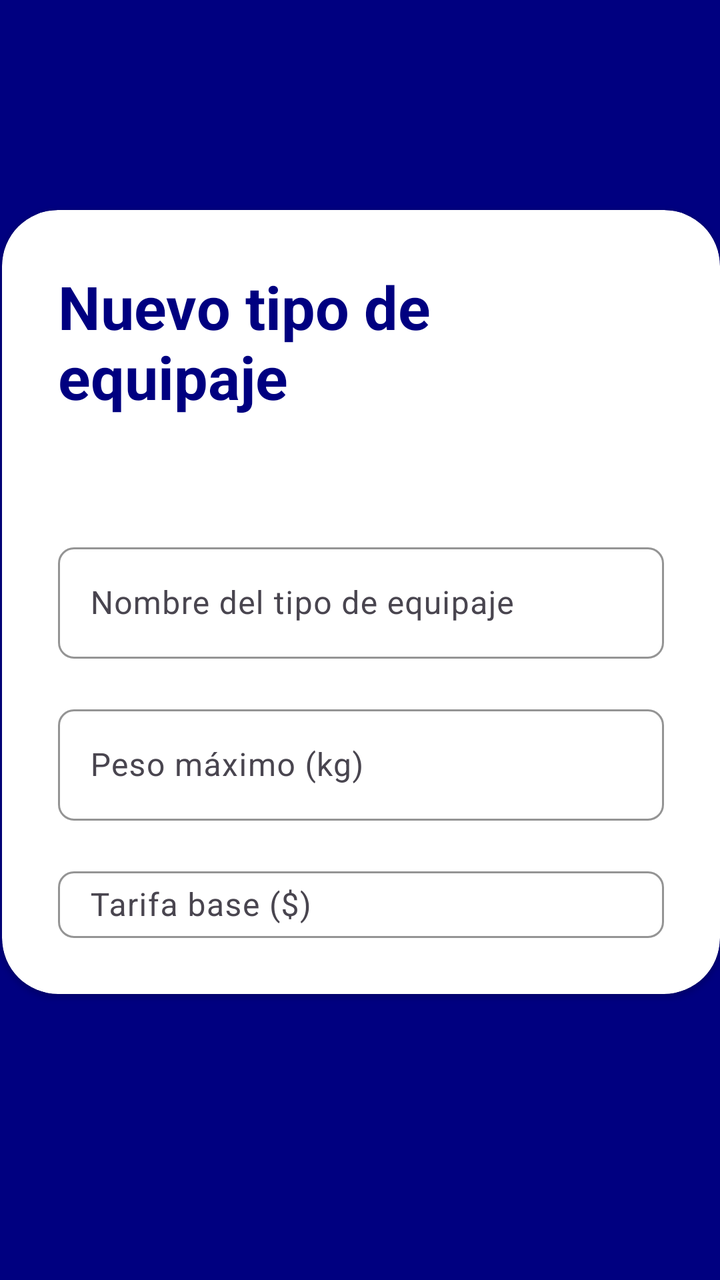
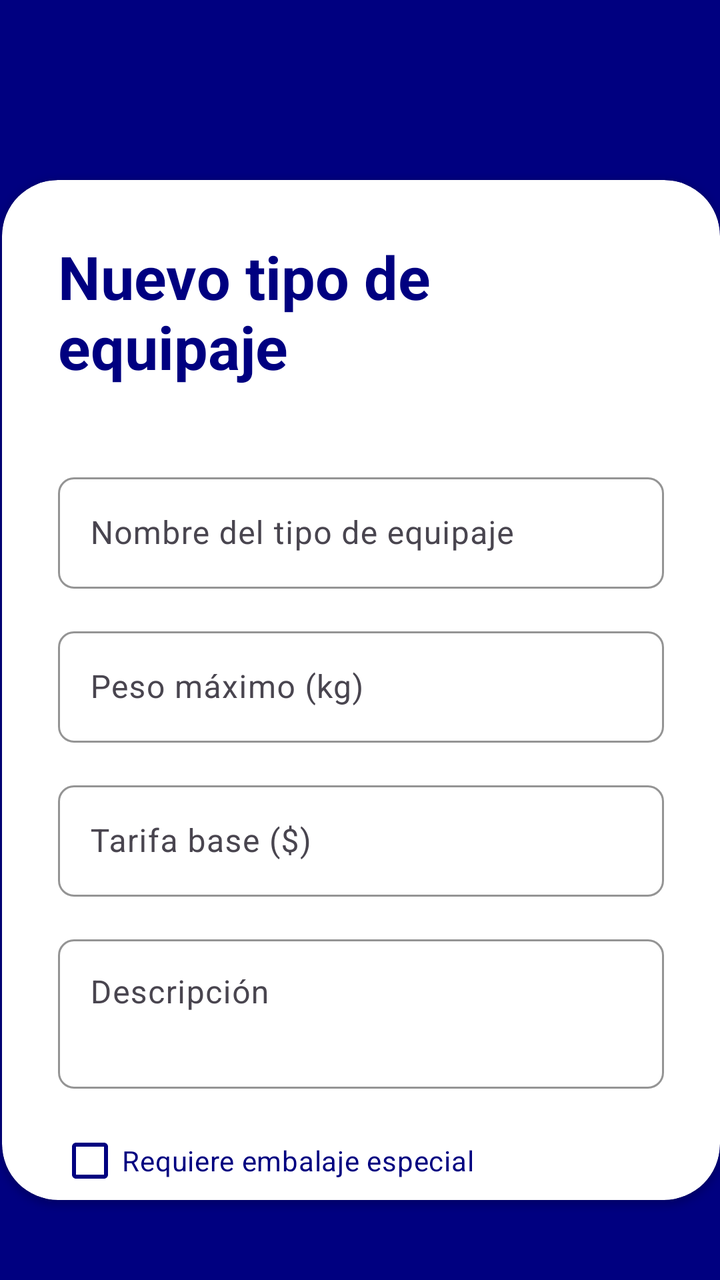

The first picture is an Android layout as it rendered before a commit; the second is the same layout after the commit. The layout source and the unified diff follow.
<!-- AndroidManifest.xml: application theme Theme.GestionEquipaje -->
<!-- res/layout/activity_agregar_equipaje.xml -->
<?xml version="1.0" encoding="utf-8"?>
<androidx.constraintlayout.widget.ConstraintLayout xmlns:android="http://schemas.android.com/apk/res/android"
    xmlns:app="http://schemas.android.com/apk/res-auto"
    xmlns:tools="http://schemas.android.com/tools"
    android:id="@+id/main"
    android:layout_width="match_parent"
    android:layout_height="match_parent"
    tools:context=".Equipaje.AgregarEquipaje">

    <RelativeLayout
        android:layout_width="match_parent"
        android:layout_height="match_parent"
        android:background="@color/color_primario"
        app:layout_constraintBottom_toBottomOf="parent"
        app:layout_constraintEnd_toEndOf="parent"
        app:layout_constraintStart_toStartOf="parent"
        app:layout_constraintTop_toTopOf="parent">

        <androidx.cardview.widget.CardView
            android:layout_width="match_parent"
            android:layout_height="483dp"
            android:layout_alignParentStart="true"
            android:layout_alignParentTop="true"
            android:layout_alignParentBottom="true"
            android:layout_marginStart="1dp"
            android:layout_marginTop="105dp"
            android:layout_marginBottom="143dp"
            android:backgroundTint="@color/white"
            app:cardCornerRadius="28dp">

            <LinearLayout
                android:layout_width="match_parent"
                android:layout_height="wrap_content"
                android:orientation="vertical"
                android:padding="28dp">

                <TextView
                    android:id="@+id/txtTituloLogIn"
                    android:layout_width="wrap_content"
                    android:layout_height="wrap_content"
                    android:text="Nuevo tipo de equipaje"
                    android:textColor="@color/color_primario"
                    android:textSize="30sp"
                    android:textStyle="bold" />

                <View
                    android:id="@+id/view1"
                    android:layout_width="wrap_content"
                    android:layout_height="60dp" />

                <com.google.android.material.textfield.TextInputLayout
                    android:layout_width="match_parent"
                    android:layout_height="wrap_content"
                    android:hint="Nombre del tipo de equipaje"
                    app:boxBackgroundMode="outline"
                    app:boxCornerRadiusBottomEnd="8dp"
                    app:boxCornerRadiusBottomStart="8dp"
                    app:boxCornerRadiusTopEnd="8dp"
                    app:boxCornerRadiusTopStart="8dp"
                    app:boxStrokeColor="@color/color_primario"
                    app:hintTextColor="@color/color_primario">

                    <com.google.android.material.textfield.TextInputEditText
                        android:id="@+id/edNombreEquipaje"
                        android:layout_width="match_parent"
                        android:layout_height="wrap_content" />
                </com.google.android.material.textfield.TextInputLayout>

                <View
                    android:id="@+id/view2"
                    android:layout_width="wrap_content"
                    android:layout_height="20dp" />

                <com.google.android.material.textfield.TextInputLayout
                    android:layout_width="match_parent"
                    android:layout_height="wrap_content"
                    android:hint="Peso máximo (kg)"
                    app:boxBackgroundMode="outline"
                    app:boxCornerRadiusBottomEnd="8dp"
                    app:boxCornerRadiusBottomStart="8dp"
                    app:boxCornerRadiusTopEnd="8dp"
                    app:boxCornerRadiusTopStart="8dp"
                    app:boxStrokeColor="@color/color_primario"
                    app:hintTextColor="@color/color_primario">

                    <com.google.android.material.textfield.TextInputEditText
                        android:id="@+id/edPesoEquipaje"
                        android:layout_width="match_parent"
                        android:layout_height="wrap_content"
                        android:inputType="numberDecimal" />
                </com.google.android.material.textfield.TextInputLayout>

                <View
                    android:id="@+id/view3"
                    android:layout_width="wrap_content"
                    android:layout_height="20dp" />

                <com.google.android.material.textfield.TextInputLayout
                    android:layout_width="match_parent"
                    android:layout_height="wrap_content"
                    android:hint="Tarifa base ($)"
                    app:boxBackgroundMode="outline"
                    app:boxCornerRadiusBottomEnd="8dp"
                    app:boxCornerRadiusBottomStart="8dp"
                    app:boxCornerRadiusTopEnd="8dp"
                    app:boxCornerRadiusTopStart="8dp"
                    app:boxStrokeColor="@color/color_primario"
                    app:hintTextColor="@color/color_primario">

                    <com.google.android.material.textfield.TextInputEditText
                        android:id="@+id/edTarifaEquipaje"
                        android:layout_width="match_parent"
                        android:layout_height="wrap_content"
                        android:inputType="numberDecimal" />
                </com.google.android.material.textfield.TextInputLayout>

                <View
                    android:id="@+id/view4"
                    android:layout_width="wrap_content"
                    android:layout_height="35dp" />

                <LinearLayout
                    android:layout_width="match_parent"
                    android:layout_height="wrap_content"
                    android:gravity="center"
                    android:orientation="horizontal"
                    android:padding="10dp">

                    <Button
                        android:id="@+id/btnVolverMenuEquipaje"
                        android:layout_width="140dp"
                        android:layout_height="50dp"
                        android:layout_margin="12dp"
                        android:backgroundTint="@color/color_primario"
                        android:text="Volver" />

                    <Button
                        android:id="@+id/btnGuardarEquipaje"
                        android:layout_width="140dp"
                        android:layout_height="50dp"
                        android:layout_margin="12dp"
                        android:backgroundTint="#FF6D00"
                        android:text="Guardar" />
                </LinearLayout>

            </LinearLayout>

        </androidx.cardview.widget.CardView>


    </RelativeLayout>
</androidx.constraintlayout.widget.ConstraintLayout>
<!-- resources referenced by this layout -->
<resources>
  <color name="color_primario">#000080</color>
  <color name="white">#FFFFFFFF</color>
  <style name="Theme.GestionEquipaje" parent="Base.Theme.GestionEquipaje" />
  <style name="Base.Theme.GestionEquipaje" parent="Theme.Material3.DayNight.NoActionBar">
          
          <item name="colorPrimary">@color/color_primario</item>
          <item name="colorSecondary">@color/color_secundario</item>
      </style>
  <color name="color_secundario">#F88B3A</color>
</resources>

<!-- the commit's change to res/layout/activity_agregar_equipaje.xml (unified diff, before → after) -->
@@ -18,135 +18,180 @@
 
         <androidx.cardview.widget.CardView
             android:layout_width="match_parent"
-            android:layout_height="483dp"
+            android:layout_height="wrap_content"
             android:layout_alignParentStart="true"
             android:layout_alignParentTop="true"
-            android:layout_alignParentBottom="true"
             android:layout_marginStart="1dp"
-            android:layout_marginTop="105dp"
-            android:layout_marginBottom="143dp"
+            android:layout_marginTop="90dp"
+            android:layout_marginBottom="40dp"
             android:backgroundTint="@color/white"
             app:cardCornerRadius="28dp">
 
-            <LinearLayout
+            <androidx.core.widget.NestedScrollView
                 android:layout_width="match_parent"
                 android:layout_height="wrap_content"
-                android:orientation="vertical"
-                android:padding="28dp">
-
-                <TextView
-                    android:id="@+id/txtTituloLogIn"
-                    android:layout_width="wrap_content"
-                    android:layout_height="wrap_content"
-                    android:text="Nuevo tipo de equipaje"
-                    android:textColor="@color/color_primario"
-                    android:textSize="30sp"
-                    android:textStyle="bold" />
-
-                <View
-                    android:id="@+id/view1"
-                    android:layout_width="wrap_content"
-                    android:layout_height="60dp" />
-
-                <com.google.android.material.textfield.TextInputLayout
-                    android:layout_width="match_parent"
-                    android:layout_height="wrap_content"
-                    android:hint="Nombre del tipo de equipaje"
-                    app:boxBackgroundMode="outline"
-                    app:boxCornerRadiusBottomEnd="8dp"
-                    app:boxCornerRadiusBottomStart="8dp"
-                    app:boxCornerRadiusTopEnd="8dp"
-                    app:boxCornerRadiusTopStart="8dp"
-                    app:boxStrokeColor="@color/color_primario"
-                    app:hintTextColor="@color/color_primario">
-
-                    <com.google.android.material.textfield.TextInputEditText
-                        android:id="@+id/edNombreEquipaje"
-                        android:layout_width="match_parent"
-                        android:layout_height="wrap_content" />
-                </com.google.android.material.textfield.TextInputLayout>
-
-                <View
-                    android:id="@+id/view2"
-                    android:layout_width="wrap_content"
-                    android:layout_height="20dp" />
-
-                <com.google.android.material.textfield.TextInputLayout
-                    android:layout_width="match_parent"
-                    android:layout_height="wrap_content"
-                    android:hint="Peso máximo (kg)"
-                    app:boxBackgroundMode="outline"
-                    app:boxCornerRadiusBottomEnd="8dp"
-                    app:boxCornerRadiusBottomStart="8dp"
-                    app:boxCornerRadiusTopEnd="8dp"
-                    app:boxCornerRadiusTopStart="8dp"
-                    app:boxStrokeColor="@color/color_primario"
-                    app:hintTextColor="@color/color_primario">
-
-                    <com.google.android.material.textfield.TextInputEditText
-                        android:id="@+id/edPesoEquipaje"
-                        android:layout_width="match_parent"
-                        android:layout_height="wrap_content"
-                        android:inputType="numberDecimal" />
-                </com.google.android.material.textfield.TextInputLayout>
-
-                <View
-                    android:id="@+id/view3"
-                    android:layout_width="wrap_content"
-                    android:layout_height="20dp" />
-
-                <com.google.android.material.textfield.TextInputLayout
-                    android:layout_width="match_parent"
-                    android:layout_height="wrap_content"
-                    android:hint="Tarifa base ($)"
-                    app:boxBackgroundMode="outline"
-                    app:boxCornerRadiusBottomEnd="8dp"
-                    app:boxCornerRadiusBottomStart="8dp"
-                    app:boxCornerRadiusTopEnd="8dp"
-                    app:boxCornerRadiusTopStart="8dp"
-                    app:boxStrokeColor="@color/color_primario"
-                    app:hintTextColor="@color/color_primario">
-
-                    <com.google.android.material.textfield.TextInputEditText
-                        android:id="@+id/edTarifaEquipaje"
-                        android:layout_width="match_parent"
-                        android:layout_height="wrap_content"
-                        android:inputType="numberDecimal" />
-                </com.google.android.material.textfield.TextInputLayout>
-
-                <View
-                    android:id="@+id/view4"
-                    android:layout_width="wrap_content"
-                    android:layout_height="35dp" />
+                android:maxHeight="600dp">
 
                 <LinearLayout
                     android:layout_width="match_parent"
                     android:layout_height="wrap_content"
-                    android:gravity="center"
-                    android:orientation="horizontal"
-                    android:padding="10dp">
+                    android:orientation="vertical"
+                    android:padding="28dp">
 
-                    <Button
-                        android:id="@+id/btnVolverMenuEquipaje"
-                        android:layout_width="140dp"
-                        android:layout_height="50dp"
-                        android:layout_margin="12dp"
-                        android:backgroundTint="@color/color_primario"
-                        android:text="Volver" />
+                    <TextView
+                        android:id="@+id/txtTituloLogIn"
+                        android:layout_width="wrap_content"
+                        android:layout_height="wrap_content"
+                        android:text="Nuevo tipo de equipaje"
+                        android:textColor="@color/color_primario"
+                        android:textSize="30sp"
+                        android:textStyle="bold" />
 
-                    <Button
-                        android:id="@+id/btnGuardarEquipaje"
-                        android:layout_width="140dp"
-                        android:layout_height="50dp"
-                        android:layout_margin="12dp"
-                        android:backgroundTint="#FF6D00"
-                        android:text="Guardar" />
+                    <View
+                        android:id="@+id/view1"
+                        android:layout_width="wrap_content"
+                        android:layout_height="40dp" />
+
+                    <com.google.android.material.textfield.TextInputLayout
+                        android:layout_width="match_parent"
+                        android:layout_height="wrap_content"
+                        android:hint="Nombre del tipo de equipaje"
+                        app:boxBackgroundMode="outline"
+                        app:boxCornerRadiusBottomEnd="8dp"
+                        app:boxCornerRadiusBottomStart="8dp"
+                        app:boxCornerRadiusTopEnd="8dp"
+                        app:boxCornerRadiusTopStart="8dp"
+                        app:boxStrokeColor="@color/color_primario"
+                        app:hintTextColor="@color/color_primario">
+
+                        <com.google.android.material.textfield.TextInputEditText
+                            android:id="@+id/edNombreEquipaje"
+                            android:layout_width="match_parent"
+                            android:layout_height="wrap_content" />
+                    </com.google.android.material.textfield.TextInputLayout>
+
+                    <View
+                        android:id="@+id/view2"
+                        android:layout_width="wrap_content"
+                        android:layout_height="16dp" />
+
+                    <com.google.android.material.textfield.TextInputLayout
+                        android:layout_width="match_parent"
+                        android:layout_height="wrap_content"
+                        android:hint="Peso máximo (kg)"
+                        app:boxBackgroundMode="outline"
+                        app:boxCornerRadiusBottomEnd="8dp"
+                        app:boxCornerRadiusBottomStart="8dp"
+                        app:boxCornerRadiusTopEnd="8dp"
+                        app:boxCornerRadiusTopStart="8dp"
+                        app:boxStrokeColor="@color/color_primario"
+                        app:hintTextColor="@color/color_primario">
+
+                        <com.google.android.material.textfield.TextInputEditText
+                            android:id="@+id/edPesoEquipaje"
+                            android:layout_width="match_parent"
+                            android:layout_height="wrap_content"
+                            android:inputType="numberDecimal" />
+                    </com.google.android.material.textfield.TextInputLayout>
+
+                    <View
+                        android:id="@+id/view3"
+                        android:layout_width="wrap_content"
+                        android:layout_height="16dp" />
+
+                    <com.google.android.material.textfield.TextInputLayout
+                        android:layout_width="match_parent"
+                        android:layout_height="wrap_content"
+                        android:hint="Tarifa base ($)"
+                        app:boxBackgroundMode="outline"
+                        app:boxCornerRadiusBottomEnd="8dp"
+                        app:boxCornerRadiusBottomStart="8dp"
+                        app:boxCornerRadiusTopEnd="8dp"
+                        app:boxCornerRadiusTopStart="8dp"
+                        app:boxStrokeColor="@color/color_primario"
+                        app:hintTextColor="@color/color_primario">
+
+                        <com.google.android.material.textfield.TextInputEditText
+                            android:id="@+id/edTarifaEquipaje"
+                            android:layout_width="match_parent"
+                            android:layout_height="wrap_content"
+                            android:inputType="numberDecimal" />
+                    </com.google.android.material.textfield.TextInputLayout>
+
+                    <View
+                        android:id="@+id/view5"
+                        android:layout_width="wrap_content"
+                        android:layout_height="16dp" />
+
+                    <com.google.android.material.textfield.TextInputLayout
+                        android:layout_width="match_parent"
+                        android:layout_height="wrap_content"
+                        android:hint="Descripción"
+                        app:boxBackgroundMode="outline"
+                        app:boxCornerRadiusBottomEnd="8dp"
+                        app:boxCornerRadiusBottomStart="8dp"
+                        app:boxCornerRadiusTopEnd="8dp"
+                        app:boxCornerRadiusTopStart="8dp"
+                        app:boxStrokeColor="@color/color_primario"
+                        app:hintTextColor="@color/color_primario">
+
+                        <com.google.android.material.textfield.TextInputEditText
+                            android:id="@+id/edDescripcionEquipaje"
+                            android:layout_width="match_parent"
+                            android:layout_height="wrap_content"
+                            android:gravity="top"
+                            android:inputType="textMultiLine"
+                            android:minLines="2"
+                            android:maxLines="4" />
+                    </com.google.android.material.textfield.TextInputLayout>
+
+                    <View
+                        android:id="@+id/view6"
+                        android:layout_width="wrap_content"
+                        android:layout_height="12dp" />
+
+                    <com.google.android.material.checkbox.MaterialCheckBox
+                        android:id="@+id/cbEmbalajeEspecial"
+                        android:layout_width="match_parent"
+                        android:layout_height="wrap_content"
+                        android:text="Requiere embalaje especial"
+                        android:textColor="@color/color_primario"
+                        app:buttonTint="@color/color_primario" />
+
+                    <View
+                        android:id="@+id/view4"
+                        android:layout_width="wrap_content"
+                        android:layout_height="25dp" />
+
+                    <LinearLayout
+                        android:layout_width="match_parent"
+                        android:layout_height="wrap_content"
+                        android:gravity="center"
+                        android:orientation="horizontal"
+                        android:padding="10dp">
+
+                        <Button
+                            android:id="@+id/btnVolverMenuEquipaje"
+                            android:layout_width="140dp"
+                            android:layout_height="50dp"
+                            android:layout_margin="12dp"
+                            android:backgroundTint="@color/color_primario"
+                            android:text="Volver" />
+
+                        <Button
+                            android:id="@+id/btnGuardarEquipaje"
+                            android:layout_width="140dp"
+                            android:layout_height="50dp"
+                            android:layout_margin="12dp"
+                            android:backgroundTint="#FF6D00"
+                            android:text="Guardar" />
+                    </LinearLayout>
+
                 </LinearLayout>
 
-            </LinearLayout>
+            </androidx.core.widget.NestedScrollView>
 
         </androidx.cardview.widget.CardView>
 
-
     </RelativeLayout>
 </androidx.constraintlayout.widget.ConstraintLayout>
